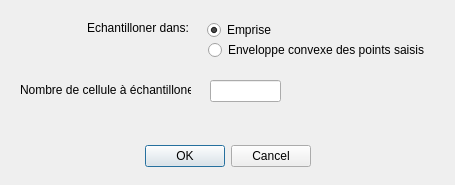
This is gui/valider_dialog_base.ui in mdvandamme/PoussePousseEditData as Qt 5 draws it before an edit. The edited form follows.
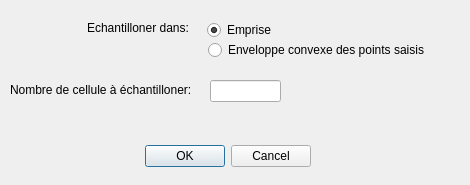
This is the edited form.

What changed in the file:
```diff
--- a/gui/valider_dialog_base.ui
+++ b/gui/valider_dialog_base.ui
@@ -6,7 +6,7 @@
    <rect>
     <x>0</x>
     <y>0</y>
-    <width>455</width>
+    <width>470</width>
     <height>185</height>
    </rect>
   </property>
@@ -50,7 +50,7 @@
     <rect>
      <x>208</x>
      <y>40</y>
-     <width>221</width>
+     <width>241</width>
      <height>20</height>
     </rect>
    </property>
@@ -74,9 +74,9 @@
   <widget class="QLabel" name="label_2">
    <property name="geometry">
     <rect>
-     <x>20</x>
+     <x>10</x>
      <y>80</y>
-     <width>171</width>
+     <width>201</width>
      <height>20</height>
     </rect>
    </property>
```
Left out of the diff: 2 changed lines with no effect on the pictures.
